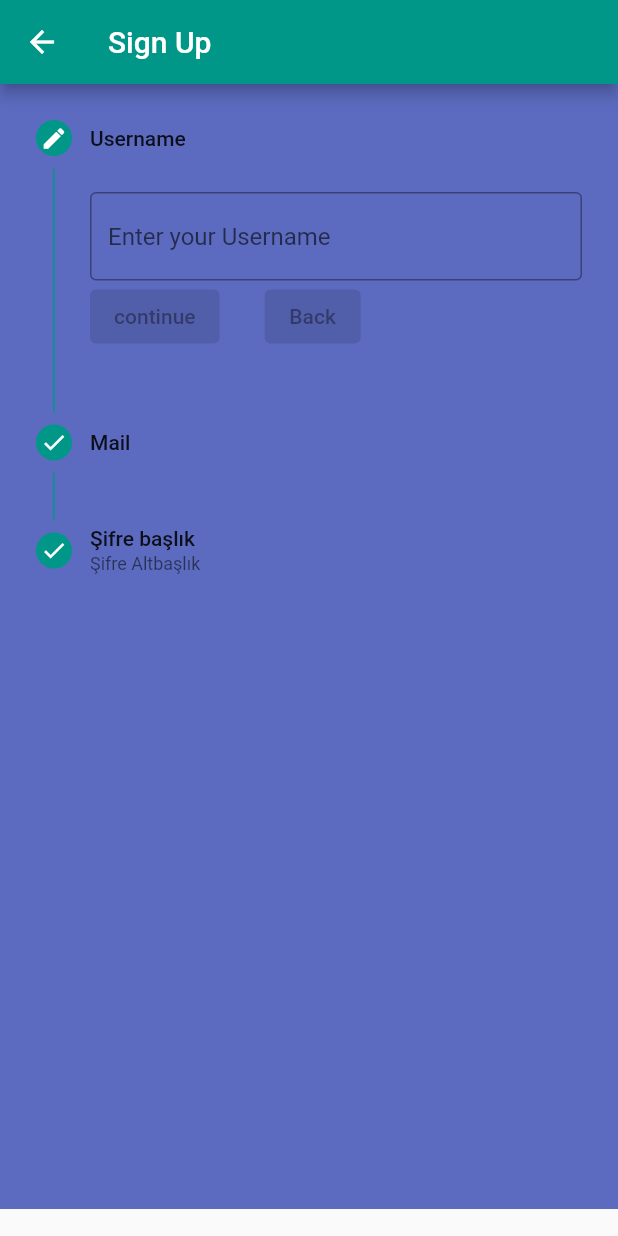
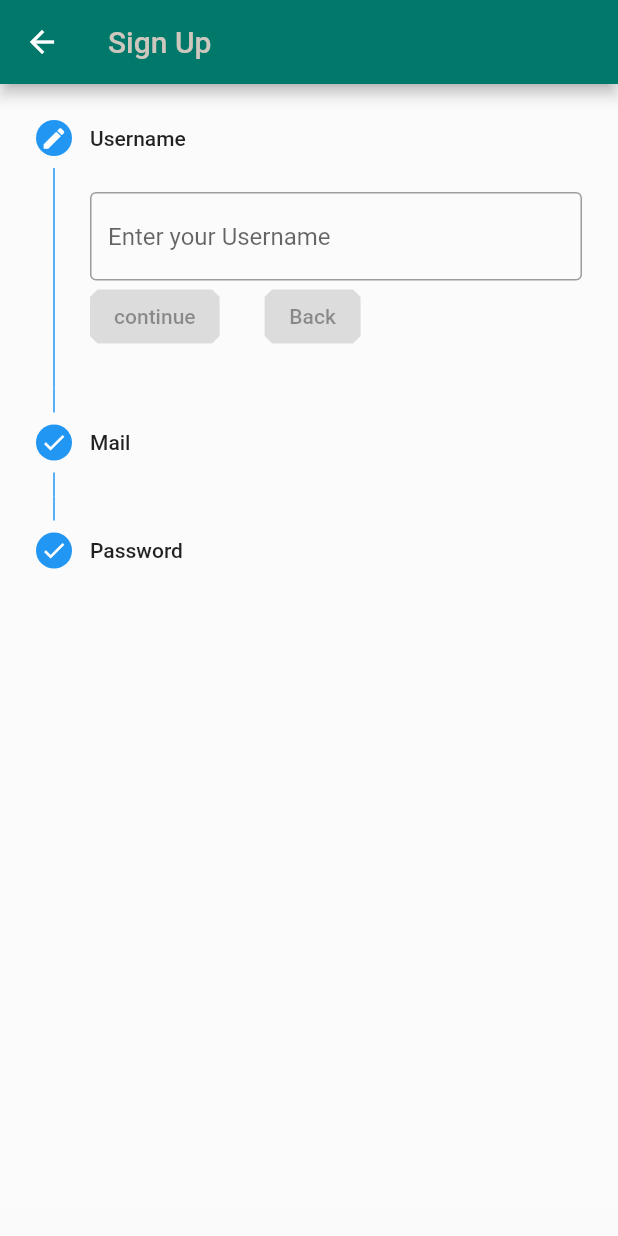
Before and after one commit to Sedatdynn/BooksApp, a Flutter app: the screen it shows after launch, after a tap on "Sign Up", on a phone screen of 412 x 824 dp. Run offline on Flutter 3.47's test engine with Material 2 defaults, Android fonts, the phone set to English and light mode, and no system bars; our stand-ins replace from_css_color.

Commit message:
Homepage designed

```diff
--- a/books_app/lib/main.dart
+++ b/books_app/lib/main.dart
@@ -1,5 +1,6 @@
 import 'package:books_app/screens/login.dart';
 import 'package:flutter/material.dart';
+import 'package:from_css_color/from_css_color.dart';
 
 void main() {
   runApp(MyApp());
@@ -11,7 +12,9 @@ class MyApp extends StatelessWidget {
     return MaterialApp(
         debugShowCheckedModeBanner: false,
         title: 'Flutter Demo',
-        theme: ThemeData(primarySwatch: Colors.teal, primaryColor: Colors.teal),
+        theme: ThemeData(
+          primaryColor: Colors.teal.shade700,
+        ),
         home: LoginPage());
   }
 }
--- a/books_app/lib/screens/login.dart
+++ b/books_app/lib/screens/login.dart
@@ -1,5 +1,8 @@
 import 'package:books_app/screens/sign_up.dart';
 import 'package:flutter/material.dart';
+import 'package:from_css_color/from_css_color.dart';
+
+import 'homepage.dart';
 
 class LoginPage extends StatefulWidget {
   @override
@@ -14,7 +17,7 @@ class _LoginPageState extends State<LoginPage> {
       body: Container(
         height: double.infinity,
         width: double.infinity,
-        color: Colors.teal,
+        color: Colors.white10,
         child: ListView(
           children: [
             _buildEmail(),
@@ -39,7 +42,7 @@ class _LoginPageState extends State<LoginPage> {
           padding: EdgeInsets.only(top: 80, left: 70),
           child: Text(
             "Welcome to BooksApp",
-            style: TextStyle(color: Colors.white, fontSize: 25),
+            style: TextStyle(color: Colors.grey, fontSize: 25),
           ),
         ),
         Container(
@@ -55,7 +58,7 @@ class _LoginPageState extends State<LoginPage> {
           padding: EdgeInsets.all(5),
           alignment: Alignment.centerLeft,
           decoration: BoxDecoration(
-            color: Color(0xFF6CA8F1),
+            color: Colors.teal.shade700,
             borderRadius: BorderRadius.circular(10.0),
             boxShadow: [
               BoxShadow(
@@ -104,7 +107,7 @@ class _LoginPageState extends State<LoginPage> {
           alignment: Alignment.centerLeft,
           //decoration: kBoxDecorationStyle,
           decoration: BoxDecoration(
-            color: Color(0xFF6CA8F1),
+            color: Colors.teal.shade700,
             borderRadius: BorderRadius.circular(10.0),
             boxShadow: [
               BoxShadow(
@@ -143,7 +146,7 @@ class _LoginPageState extends State<LoginPage> {
       alignment: Alignment.centerRight,
       child: ElevatedButton(
         style: ElevatedButton.styleFrom(
-          primary: Colors.blue.shade300,
+          primary: Colors.teal.shade700,
           onPrimary: Colors.white,
           shape: const BeveledRectangleBorder(
               borderRadius: BorderRadius.all(Radius.circular(5))),
@@ -192,17 +195,23 @@ class _LoginPageState extends State<LoginPage> {
       child: Container(
         padding: EdgeInsets.only(left: 40.0, right: 40.0, top: 30.0),
         child: ElevatedButton(
-          onPressed: () => print('Login Button Pressed'),
-          style: ButtonStyle(
-              foregroundColor: MaterialStateProperty.all<Color>(Colors.red),
-              shape: MaterialStateProperty.all<RoundedRectangleBorder>(
-                  RoundedRectangleBorder(
-                      borderRadius: BorderRadius.circular(18.0),
-                      side: BorderSide(color: Colors.blue.shade300)))),
+          onPressed: () {
+            Navigator.push(
+              context,
+              MaterialPageRoute(builder: (context) => Homepage()),
+            );
+          },
+          style: ElevatedButton.styleFrom(
+            primary: Colors.teal.shade700,
+            onPrimary: Colors.white,
+            shape: const BeveledRectangleBorder(
+              borderRadius: BorderRadius.all(Radius.circular(8)),
+            ),
+          ),
           child: Text(
             'LOGIN',
             style: TextStyle(
-              color: Colors.blue.shade300,
+              color: Colors.white,
               letterSpacing: 1.5,
               fontSize: 18.0,
               fontWeight: FontWeight.bold,
@@ -220,14 +229,14 @@ class _LoginPageState extends State<LoginPage> {
           Text(
             '- OR -',
             style: TextStyle(
-              color: Colors.white,
+              color: Colors.grey,
               fontWeight: FontWeight.w400,
             ),
           ),
           SizedBox(height: 20.0),
           Text(
             'Sign in with',
-            style: TextStyle(color: Colors.white, fontWeight: FontWeight.bold),
+            style: TextStyle(color: Colors.grey, fontWeight: FontWeight.bold),
           ),
         ],
       ),
@@ -292,12 +301,19 @@ class _LoginPageState extends State<LoginPage> {
               children: [
                 Text(
                   'Don\'t have an Account? ',
-                  style: TextStyle(color: Colors.white),
+                  style: TextStyle(color: Colors.grey),
                 ),
                 SizedBox(
                   width: 20,
                 ),
                 ElevatedButton(
+                    style: ElevatedButton.styleFrom(
+                      primary: Colors.teal.shade700,
+                      onPrimary: Colors.white,
+                      shape: const BeveledRectangleBorder(
+                        borderRadius: BorderRadius.all(Radius.circular(8)),
+                      ),
+                    ),
                     onPressed: () {
                       Navigator.push(
                         context,
--- a/books_app/lib/screens/sign_up.dart
+++ b/books_app/lib/screens/sign_up.dart
@@ -1,4 +1,5 @@
 import 'package:flutter/material.dart';
+import 'package:from_css_color/from_css_color.dart';
 
 class SignUp extends StatefulWidget {
   @override
@@ -26,18 +27,28 @@ class _SignUpState extends State<SignUp> {
 
     return Scaffold(
       appBar: AppBar(
-        title: Text('Sign Up'),
+        title: Text(
+          'Sign Up',
+          style: TextStyle(color: fromCssColor("#CDC7BE")),
+        ),
       ),
       body: SingleChildScrollView(
         child: Container(
           height: 750,
-          color: Colors.indigo.shade400,
+          color: Colors.white10,
           child: Stepper(
             controlsBuilder: (BuildContext context,
                 {VoidCallback onStepContinue, VoidCallback onStepCancel}) {
               return Row(
                 children: <Widget>[
                   ElevatedButton(
+                    style: ElevatedButton.styleFrom(
+                      primary: Colors.teal.shade700,
+                      onPrimary: Colors.white,
+                      shape: const BeveledRectangleBorder(
+                        borderRadius: BorderRadius.all(Radius.circular(5)),
+                      ),
+                    ),
                     onPressed: onStepContinue,
                     child: const Text('continue'),
                   ),
@@ -45,6 +56,13 @@ class _SignUpState extends State<SignUp> {
                     width: 30,
                   ),
                   ElevatedButton(
+                    style: ElevatedButton.styleFrom(
+                      primary: Colors.teal.shade700,
+                      onPrimary: Colors.white,
+                      shape: const BeveledRectangleBorder(
+                        borderRadius: BorderRadius.all(Radius.circular(5)),
+                      ),
+                    ),
                     onPressed: onStepCancel,
                     child: const Text('Back'),
                   ),
@@ -83,13 +101,13 @@ class _SignUpState extends State<SignUp> {
           key: key0,
           decoration: InputDecoration(
               hintText: "Enter your Username", border: OutlineInputBorder()),
-          validator: (girilenDeger) {
-            if (girilenDeger.length < 6) {
+          validator: (entered) {
+            if (entered.length < 6) {
               return "Please enter at least 6 characters";
             }
           },
-          onSaved: (girilenDeger) {
-            isim = girilenDeger;
+          onSaved: (entered) {
+            isim = entered;
           },
         ),
       ),
@@ -101,34 +119,31 @@ class _SignUpState extends State<SignUp> {
           key: key1,
           decoration: InputDecoration(
               hintText: "Enter your Email", border: OutlineInputBorder()),
-          validator: (girilenDeger) {
-            if (girilenDeger.length < 6 || !girilenDeger.contains("@")) {
-              return "Geçerli mail adresi giriniz";
+          validator: (entered) {
+            if (entered.length < 6 || !entered.contains("@")) {
+              return "Please enter valid e-mail address";
             }
           },
-          onSaved: (girilenDeger) {
-            mail = girilenDeger;
+          onSaved: (entered) {
+            mail = entered;
           },
         ),
       ),
       Step(
-        title: Text("Şifre başlık"),
-        subtitle: Text("Şifre Altbaşlık"),
+        title: Text("Password"),
         state: _stateleriAyarla(2),
         isActive: true,
         content: TextFormField(
           key: key2,
           decoration: InputDecoration(
-              labelText: "ŞifreLabel",
-              hintText: "ŞifreHint",
-              border: OutlineInputBorder()),
-          validator: (girilenDeger) {
-            if (girilenDeger.length < 6) {
-              return "Şifre En az 6 karakter olmalı";
+              hintText: "Enter your Password", border: OutlineInputBorder()),
+          validator: (entered) {
+            if (entered.length < 6) {
+              return "The password should be 6 characters at least!";
             }
           },
-          onSaved: (girilenDeger) {
-            sifre = girilenDeger;
+          onSaved: (entered) {
+            sifre = entered;
           },
         ),
       ),
--- a/books_app/pubspec.yaml
+++ b/books_app/pubspec.yaml
@@ -27,6 +27,7 @@ dependencies:
 
   # The following adds the Cupertino Icons font to your application.
   # Use with the CupertinoIcons class for iOS style icons.
+  from_css_color: ^2.0.0
   cupertino_icons: ^1.0.2
 
 dev_dependencies:
@@ -48,6 +49,8 @@ flutter:
   assets:
     - assets/facebook.jpg
     - assets/google.jpg
+    - assets/book.jpg
+
 
   # An image asset can refer to one or more resolution-specific "variants", see
   # https://flutter.dev/assets-and-images/#resolution-aware.
```
Also changed, not shown: books_app/lib/screens/homepage.dart (added, +299 -0 lines), books_app/assets/book.jpg (added).
